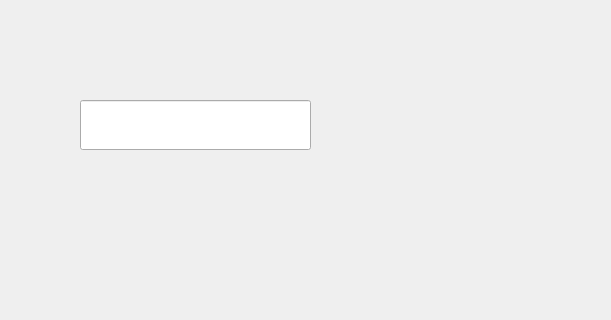
Qt form Everyday/0tobiipro/Tobii4C/GUI/Demo/mainwindow.ui (intfreedom/C) before a commit; both pictures show x 440 to 1051 and y 0 to 320 of the 1174 by 630 pixel window.
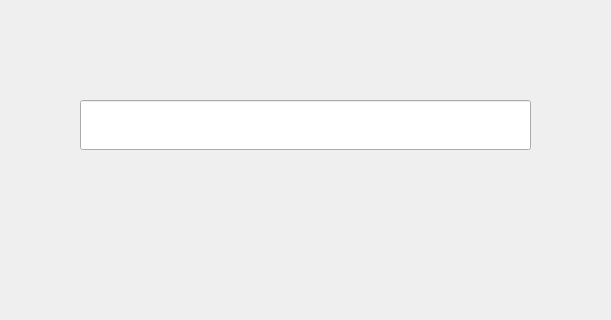
The same form after that commit.

Patch:
```diff
--- a/Everyday/0tobiipro/Tobii4C/GUI/Demo/mainwindow.ui
+++ b/Everyday/0tobiipro/Tobii4C/GUI/Demo/mainwindow.ui
@@ -32,7 +32,7 @@
      <rect>
       <x>520</x>
       <y>100</y>
-      <width>231</width>
+      <width>451</width>
       <height>50</height>
      </rect>
     </property>
```
Left out of the diff: 2 changed lines with no effect on the pictures.
